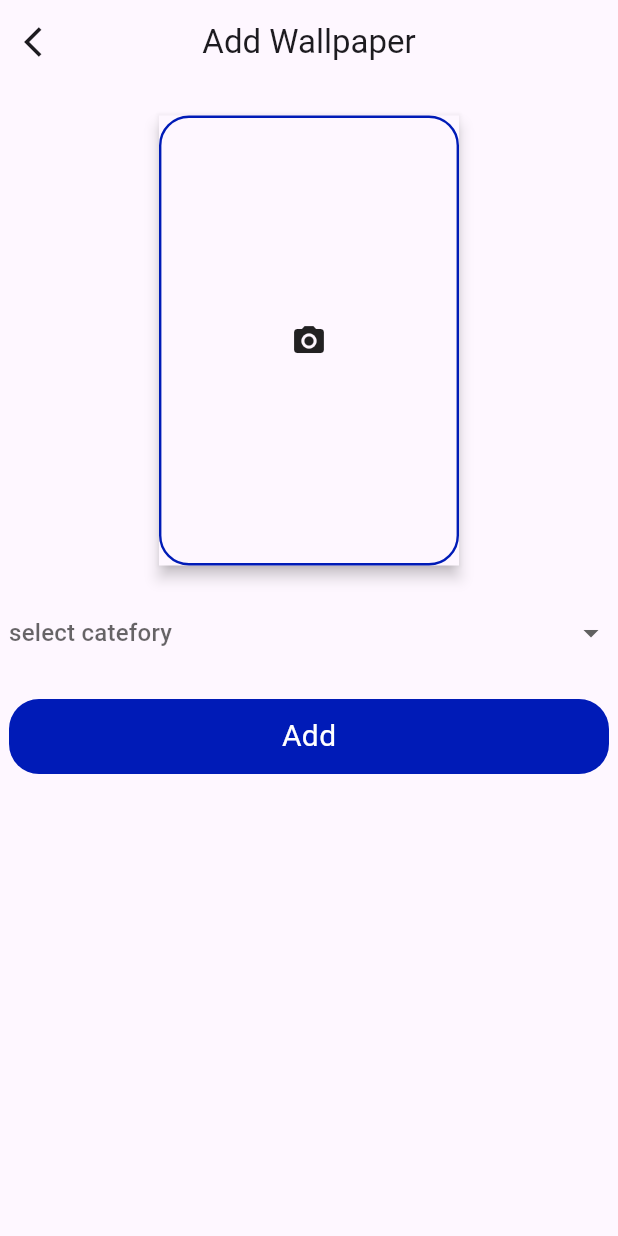
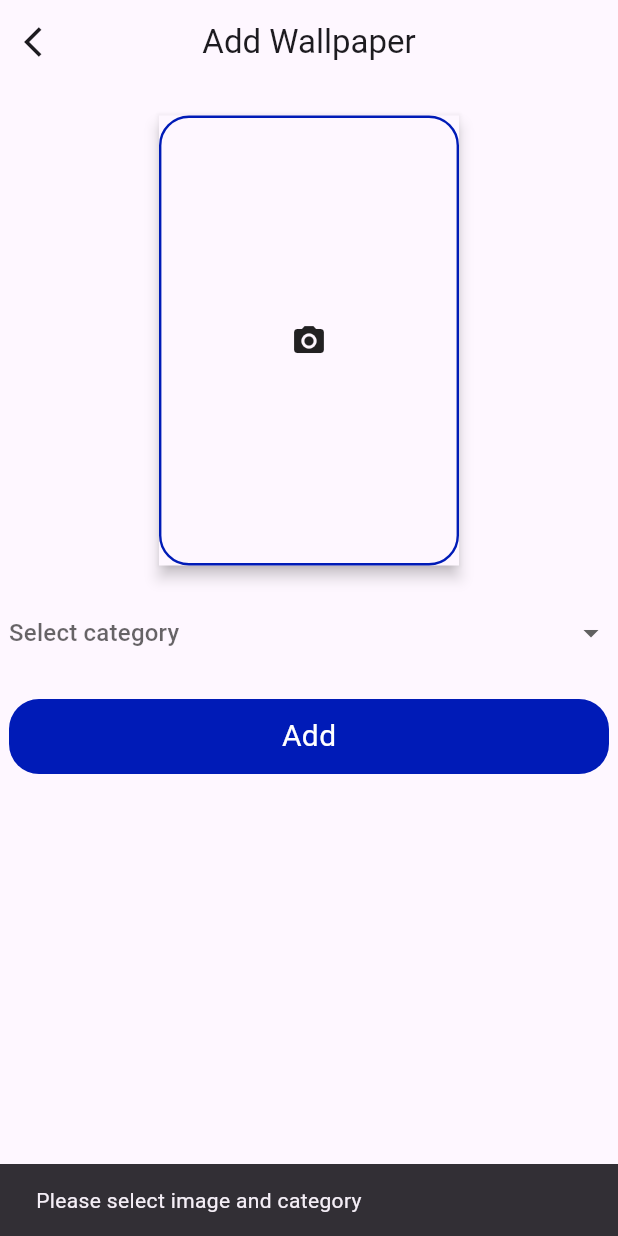
Before and after one commit to Aliabbas9870/wallpaper_api_riverpod_flutter, a Flutter app: the AddWallpaper screen opened directly, after a tap on "Add", on a phone screen of 412 x 824 dp. Run offline on Flutter 3.47's test engine with Material 3 defaults, Android fonts, the phone set to English and light mode, and no system bars; our stand-ins replace cached_network_image, carousel_slider, cloud_firestore, curved_navigation_bar, firebase_core, firebase_storage and 4 more; accounts and stored records are empty.

Commit message:
admin done

```diff
--- a/lib/admin/add_wallpaper.dart
+++ b/lib/admin/add_wallpaper.dart
@@ -1,6 +1,8 @@
 import 'dart:io';
 
+import 'package:cloud_firestore/cloud_firestore.dart';
 import 'package:firebase_storage/firebase_storage.dart';
+import 'package:flutter/foundation.dart';
 import 'package:flutter/material.dart';
 import 'package:image_picker/image_picker.dart';
 import 'package:random_string/random_string.dart';
@@ -15,37 +17,81 @@ class AddWallpaper extends StatefulWidget {
 }
 
 class _AddWallpaperState extends State<AddWallpaper> {
-  final List<String> categoryItem = ["City", "Food", "Mobile"];
+  final List<String> categoryItem = ["City", "Food", "Mobile", "Wallife"];
   String? value;
   final ImagePicker imgPicker = ImagePicker();
-  File? selectedImg;
+
+  File? selectedImg;      // For Android/iOS
+  Uint8List? webImage;    // For Web
+  bool isLoading = false; // Loader flag
+
   Future getImage() async {
     var img = await imgPicker.pickImage(source: ImageSource.gallery);
-    selectedImg = File(img!.path);
+    if (img != null) {
+      if (kIsWeb) {
+        webImage = await img.readAsBytes();
+      } else {
+        selectedImg = File(img.path);
+      }
       setState(() {});
     }
+  }
 
-  addWallpaper() async {
-    if (selectedImg != null) {
+  Future addWallpaper() async {
+    if ((selectedImg == null && webImage == null) || value == null) {
+      ScaffoldMessenger.of(context).showSnackBar(
+        const SnackBar(content: Text("Please select image and category")),
+      );
+      return;
+    }
+
+    setState(() {
+      isLoading = true;
+    });
+
+    try {
       String addId = randomAlphaNumeric(10);
-      Reference FirebaseStorageRef =
+      Reference ref =
           FirebaseStorage.instance.ref().child("blogImages").child(addId);
 
-      final UploadTask task = FirebaseStorageRef.putFile(selectedImg!);
-      var downloadUrl = await (await task).ref.getDownloadURL();
+      UploadTask uploadTask;
+      if (kIsWeb) {
+        uploadTask = ref.putData(webImage!);
+      } else {
+        uploadTask = ref.putFile(selectedImg!);
+      }
+
+      TaskSnapshot snap = await uploadTask;
+      String downloadUrl = await snap.ref.getDownloadURL();
 
       Map<String, dynamic> addItem = {
         "Image": downloadUrl,
         "id": addId,
+        "category": value,
+        "createdAt": FieldValue.serverTimestamp(),
       };
 
-      await DatabaseMethod().addWallpaper(addItem, addId, value!).then((val) {
-        return ScaffoldMessenger(
-            child: SnackBar(
-                backgroundColor: AppColors.accent,
-                content: Text("Image Uploaded")));
+      await DatabaseMethod().addWallpaper(addItem, addId, value!);
+
+      ScaffoldMessenger.of(context).showSnackBar(
+        const SnackBar(content: Text("Image Uploaded Successfully")),
+      );
+
+      // Reset after upload
+      setState(() {
+        selectedImg = null;
+        webImage = null;
+        value = null;
       });
+    } catch (e) {
+      ScaffoldMessenger.of(context).showSnackBar(
+        SnackBar(content: Text("Error: $e")),
+      );
     }
+
+    setState(() {
+      isLoading = false;
+    });
   }
 
   @override
@@ -53,37 +99,34 @@ class _AddWallpaperState extends State<AddWallpaper> {
     return Scaffold(
       appBar: AppBar(
         centerTitle: true,
-          title: Text(
-            "Add Wallpaper",
-            style: TextStyle(),
+        title: const Text("Add Wallpaper"),
+        leading: IconButton(
+          onPressed: () => Navigator.pop(context),
+          icon: const Icon(Icons.arrow_back_ios),
         ),
-          leading: IconButton(
-              onPressed: () {
-                Navigator.pop(context);
-              },
-              icon: Icon(Icons.arrow_back_ios)),
       ),
-        body: Container(
-          child: Column(children: [
-            SizedBox(
-              height: 21,
-            ),
-            selectedImg == null
+      body: SingleChildScrollView(
+              child: Column(
+                children: [
+                  const SizedBox(height: 21),
+                  (selectedImg == null && webImage == null)
                       ? InkWell(
-                    onTap: () {
-                      getImage();
-                    },
+                          onTap: getImage,
                           child: Center(
                             child: Material(
                               elevation: 4,
                               child: Container(
-                            child: Icon(Icons.camera_alt),
                                 height: 300,
                                 width: 200,
                                 decoration: BoxDecoration(
                                   borderRadius: BorderRadius.circular(20),
                                   border: Border.all(
-                                    color: AppColors.primary, width: 1.6))),
+                                    color: AppColors.primary,
+                                    width: 1.6,
+                                  ),
+                                ),
+                                child: const Icon(Icons.camera_alt),
+                              ),
                             ),
                           ),
                         )
@@ -92,61 +135,72 @@ class _AddWallpaperState extends State<AddWallpaper> {
                             borderRadius: BorderRadius.circular(20),
                             elevation: 4,
                             child: Container(
-                          child: Image.file(
-                            selectedImg!,
-                            fit: BoxFit.cover,
-                          ),
                               height: 300,
                               width: 200,
                               decoration: BoxDecoration(
                                 borderRadius: BorderRadius.circular(20),
                                 border: Border.all(
-                                  color: AppColors.primary, width: 1.6))),
+                                  color: AppColors.primary,
+                                  width: 1.6,
                                 ),
                               ),
-            SizedBox(
-              height: 21,
+                              child: ClipRRect(
+                                borderRadius: BorderRadius.circular(20),
+                                child: kIsWeb
+                                    ? Image.memory(webImage!, fit: BoxFit.cover)
+                                    : Image.file(selectedImg!,
+                                        fit: BoxFit.cover),
                               ),
+                            ),
+                          ),
+                        ),
+                  const SizedBox(height: 21),
                   Container(
                     width: MediaQuery.of(context).size.width,
-              margin: EdgeInsets.symmetric(horizontal: 6),
-              decoration:
-                  BoxDecoration(borderRadius: BorderRadius.circular(15)),
+                    margin: const EdgeInsets.symmetric(horizontal: 6),
                     child: DropdownButtonHideUnderline(
                       child: DropdownButton<String>(
+                        value: value,
                         items: categoryItem.map((item) {
-                  return DropdownMenuItem(value: item, child: Text(item));
+                          return DropdownMenuItem(
+                              value: item, child: Text(item));
                         }).toList(),
                         onChanged: (val) {
                           setState(() {
-                    this.value = val;
+                            value = val;
                           });
                         },
-                hint: Text('select catefory'),
-              )),
+                        hint: const Text('Select category'),
                       ),
-            SizedBox(
-              height: 20,
                     ),
+                  ),
+                  const SizedBox(height: 20),
                   InkWell(
-              onTap: () {
-                addWallpaper();
-              },
+                    onTap: addWallpaper,
                     child: Container(
-                margin: EdgeInsets.symmetric(horizontal: 6),
+                      margin: const EdgeInsets.symmetric(horizontal: 6),
                       width: MediaQuery.of(context).size.width / 0.7,
                       height: 50,
                       decoration: BoxDecoration(
                         color: AppColors.primary,
-                    borderRadius: BorderRadius.circular(20)),
-                child: Center(
+                        borderRadius: BorderRadius.circular(20),
+                      ),
+                      child:isLoading
+          ? const Center(child: CircularProgressIndicator())
+          :  Center(
                         child: Text(
                           "Add",
-                  style: TextStyle(fontSize: 20, color: AppColors.white),
-                )),
+                          style: TextStyle(
+                            fontSize: 20,
+                            color: AppColors.white,
                           ),
                         ),
-          ]),
-        ));
+                      ),
+                    ),
+                  ),
+                ],
+              ),
+            ),
+    );
   }
 }
--- a/lib/service/database.dart
+++ b/lib/service/database.dart
@@ -8,4 +8,8 @@ class DatabaseMethod {
         .doc(id)
         .set(wallpaperInfoMap);
   }
+
+  Future<Stream<QuerySnapshot>> getCategory(String name) async {
+    return await FirebaseFirestore.instance.collection(name).snapshots();
+  }
 }
--- a/pubspec.yaml
+++ b/pubspec.yaml
@@ -3,6 +3,7 @@ description: "A new Flutter project."
 # The following line prevents the package from being accidentally published to
 # pub.dev using `flutter pub publish`. This is preferred for private packages.
 publish_to: "none" # Remove this line if you wish to publish to pub.dev
+apply plugin: 'com.google.gms.google-services'
 
 # The following defines the version and build number for your application.
 # A version number is three numbers separated by dots, like 1.2.43
```
Also changed, not shown: lib/main.dart (+6 -5 lines), lib/views/all_wallpaper_view.dart (+81 -0 lines), lib/views/categories_view.dart (+52 -20 lines), firebase.json (added), lib/firebase_options.dart (added), lib/views/splash_view.dart (renamed from lib/views/auth/splash_view.dart), 9 other files. Lines whose indentation alone changed are shown as unchanged.
